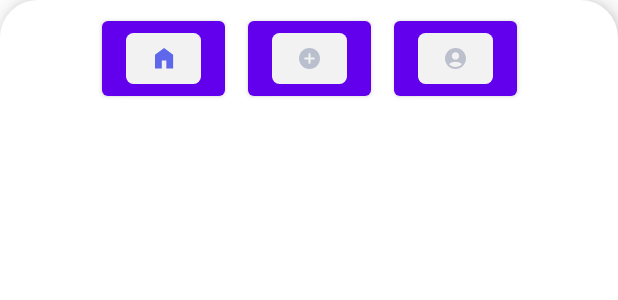
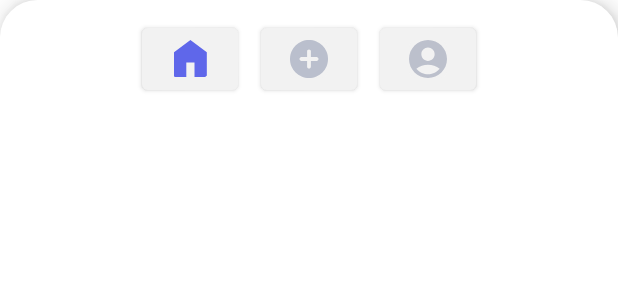
Before and after one commit to MaxLepan/yapadsou, an Android app built with Jetpack Compose: the @Preview function FooterPreview, on a phone screen of 412 x 824 dp. Shown: the top 300 px of the screen. Run offline under Robolectric (Android 15) with nearby library versions, the phone set to English and light mode, and no system bars.

Commit message:
Fixed footer buttons

```diff
--- a/app/src/main/java/com/maxlepan/yapadsou/ui/components/footer.kt
+++ b/app/src/main/java/com/maxlepan/yapadsou/ui/components/footer.kt
@@ -1,11 +1,14 @@
 package com.maxlepan.yapadsou.ui.components
 
 import android.net.eap.EapSessionConfig.EapTtlsConfig
+import androidx.compose.foundation.BorderStroke
 import androidx.compose.foundation.Image
 import androidx.compose.foundation.background
 import androidx.compose.foundation.layout.*
 import androidx.compose.foundation.shape.RoundedCornerShape
 import androidx.compose.material.Button
+import androidx.compose.material.ButtonColors
+import androidx.compose.material.ButtonDefaults
 import androidx.compose.material.Card
 import androidx.compose.runtime.Composable
 import androidx.compose.ui.*
@@ -75,8 +78,9 @@ fun Footer(selected: Int, navController: NavHostController?) {
                                 navController?.navigate(iconFooter.navDirection)
                             }
                         },
-                        modifier = Modifier
-                            .padding(0.dp)
+                        colors = ButtonDefaults.buttonColors(
+                            backgroundColor = Color(0xffF2F2F2)
+                        )
                     ) {
                         Image(
 
@@ -85,8 +89,7 @@ fun Footer(selected: Int, navController: NavHostController?) {
                             modifier = Modifier
                                 .clip(RoundedCornerShape(5.dp))
                                 .background(color = Color(0xffF2F2F2))
-                                .size(50.dp)
-                                .padding(10.dp)
+                                .size(25.dp)
                         )
                     }
 
```
